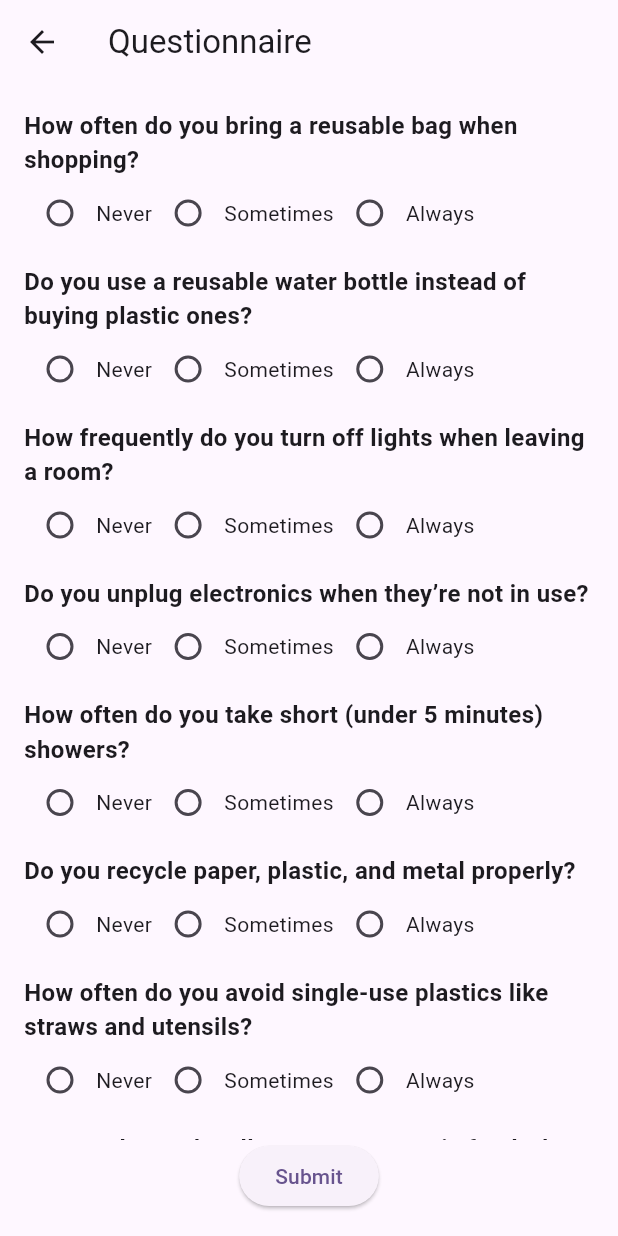
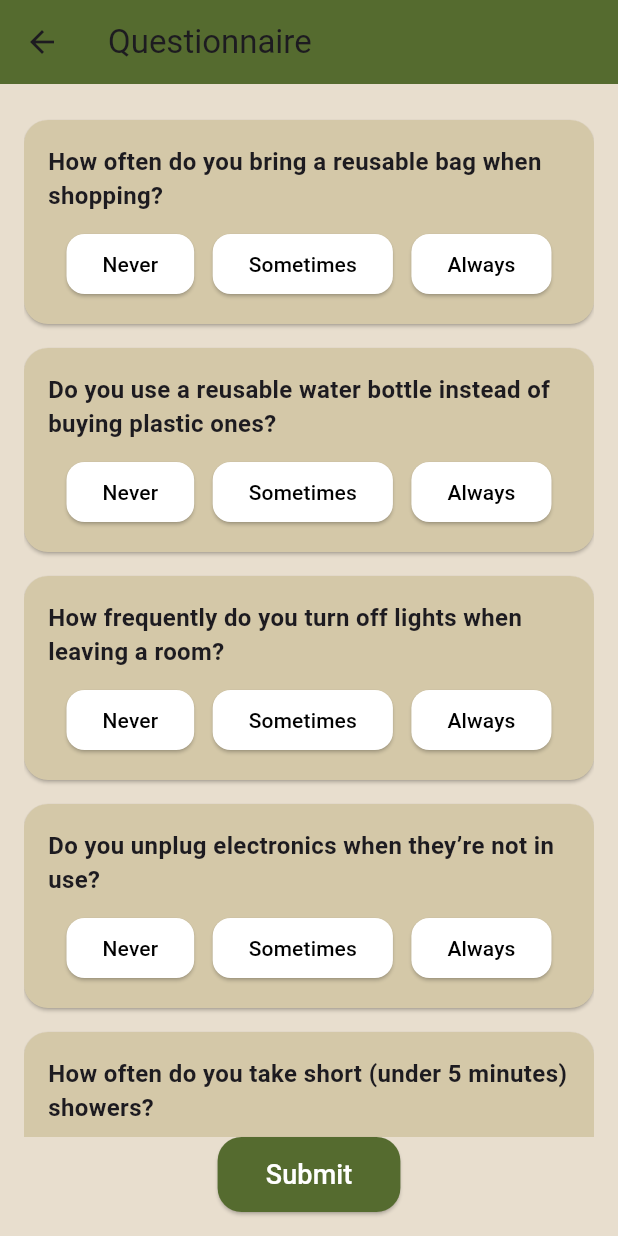
Before and after one commit to jessien53/re_app_civic_hacks, a Flutter app: the QuestionnaireScreen screen opened directly, on a phone screen of 412 x 824 dp. Run offline on Flutter 3.47's test engine with Material 3 defaults, Android fonts, the phone set to English and light mode, and no system bars; our stand-ins replace camera, chewie, confetti, flutter_dotenv, video_player; missing offline and left inert: opencv_4.

Commit message:
styling screens

```diff
--- a/lib/screens/questionnaire_screen.dart
+++ b/lib/screens/questionnaire_screen.dart
@@ -40,7 +40,11 @@ class _QuestionnaireScreenState extends State<QuestionnaireScreen> {
   @override
   Widget build(BuildContext context) {
     return Scaffold(
-      appBar: AppBar(title: const Text('Questionnaire')),
+      backgroundColor: const Color(0xFFE8DECE), // Light earth tone background
+      appBar: AppBar(
+        title: const Text('Questionnaire'),
+        backgroundColor: const Color(0xFF556B2F), // Earth-tone app bar
+      ),
       body: Padding(
         padding: const EdgeInsets.all(16.0),
         child: Column(
@@ -49,60 +53,52 @@ class _QuestionnaireScreenState extends State<QuestionnaireScreen> {
               child: ListView.builder(
                 itemCount: questions.length,
                 itemBuilder: (context, index) {
-                  return Column(
+                  return Card(
+                    color: const Color(0xFFD4C8A8),
+                    shape: RoundedRectangleBorder(
+                      borderRadius: BorderRadius.circular(16),
+                    ),
+                    margin: const EdgeInsets.symmetric(vertical: 8),
+                    child: Padding(
+                      padding: const EdgeInsets.all(16),
+                      child: Column(
                         crossAxisAlignment: CrossAxisAlignment.start,
                         children: [
                           Text(
                             questions[index],
                             style: const TextStyle(fontSize: 16, fontWeight: FontWeight.bold),
                           ),
+                          const SizedBox(height: 10),
                           Row(
+                            mainAxisAlignment: MainAxisAlignment.spaceEvenly,
                             children: [
-                          Radio(
-                            value: 'Never',
-                            groupValue: answers[index],
-                            onChanged: (value) {
-                              setState(() {
-                                answers[index] = value.toString();
-                              });
-                            },
-                          ),
-                          const Text('Never'),
-                          Radio(
-                            value: 'Sometimes',
-                            groupValue: answers[index],
-                            onChanged: (value) {
-                              setState(() {
-                                answers[index] = value.toString();
-                              });
-                            },
-                          ),
-                          const Text('Sometimes'),
-                          Radio(
-                            value: 'Always',
-                            groupValue: answers[index],
-                            onChanged: (value) {
-                              setState(() {
-                                answers[index] = value.toString();
-                              });
-                            },
-                          ),
-                          const Text('Always'),
+                              _buildOptionButton(index, 'Never'),
+                              _buildOptionButton(index, 'Sometimes'),
+                              _buildOptionButton(index, 'Always'),
                             ],
                           ),
-                      const SizedBox(height: 10),
                         ],
+                      ),
+                    ),
                   );
                 },
               ),
             ),
             ElevatedButton(
+              style: ElevatedButton.styleFrom(
+                backgroundColor: const Color(0xFF556B2F),
+                shape: RoundedRectangleBorder(
+                  borderRadius: BorderRadius.circular(16),
+                ),
+                padding: const EdgeInsets.symmetric(horizontal: 32, vertical: 12),
+              ),
               onPressed: () {
                 calculateScore();
                 int finalScore = user.points;
                 showDialog(
                   context: context,
                   builder: (context) => AlertDialog(
+                    backgroundColor: const Color(0xFFD4C8A8),
                     title: const Text('Your Score'),
                     content: Text('You have earned $finalScore points!'),
                     actions: [
@@ -120,11 +116,27 @@ class _QuestionnaireScreenState extends State<QuestionnaireScreen> {
                   ),
                 );
               },
-              child: const Text('Submit'),
+              child: const Text('Submit', style: TextStyle(fontSize: 18, color: Colors.white)),
             ),
           ],
         ),
       ),
     );
   }
+
+  Widget _buildOptionButton(int index, String text) {
+    return ElevatedButton(
+      style: ElevatedButton.styleFrom(
+        backgroundColor: answers[index] == text ? const Color(0xFF778866) : Colors.white,
+        foregroundColor: Colors.black,
+        shape: RoundedRectangleBorder(borderRadius: BorderRadius.circular(12)),
+      ),
+      onPressed: () {
+        setState(() {
+          answers[index] = text;
+        });
+      },
+      child: Text(text),
+    );
   }
+}
```
Also changed, not shown: lib/screens/start_screen.dart (+49 -1 lines). Lines whose indentation alone changed are shown as unchanged.
